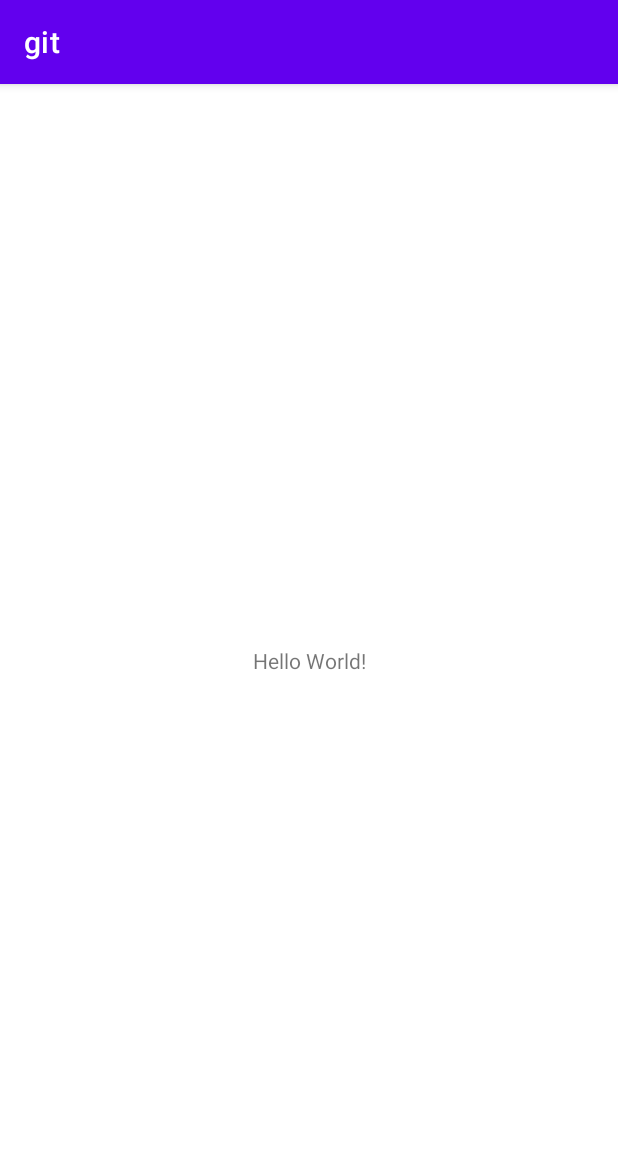
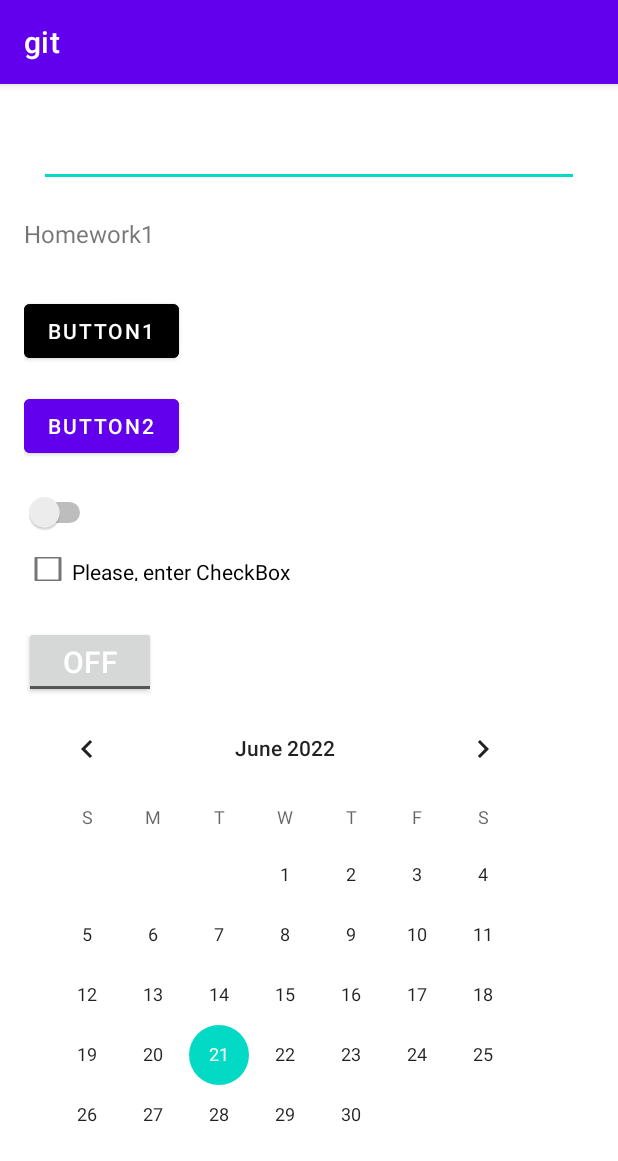
Before and after one commit to AlexSergeenko1983/git, an Android app: the screen it shows after launch (MainActivity), on a phone screen of 412 x 824 dp. Shown: the top 1161 px of the screen. Run offline under Robolectric (Android 15) with nearby library versions, the phone set to English and light mode, and no system bars.

Commit message:
Thats all.

```diff
--- a/app/src/main/res/layout/activity_main.xml
+++ b/app/src/main/res/layout/activity_main.xml
@@ -1,18 +1,65 @@
 <?xml version="1.0" encoding="utf-8"?>
-<androidx.constraintlayout.widget.ConstraintLayout xmlns:android="http://schemas.android.com/apk/res/android"
+<LinearLayout xmlns:android="http://schemas.android.com/apk/res/android"
     xmlns:app="http://schemas.android.com/apk/res-auto"
     xmlns:tools="http://schemas.android.com/tools"
     android:layout_width="match_parent"
     android:layout_height="match_parent"
-    tools:context=".MainActivity">
+    android:orientation="vertical"
+    android:padding="16dp"
+    tools:context=".MainActivity"
+    tools:ignore="UseSwitchCompatOrMaterialXml">
+
+    <EditText
+        android:layout_width="match_parent"
+        android:layout_height="wrap_content"
+        android:layout_margin="10dp"
+        android:textSize="16sp"
+        tools:text="Enter text" />
+
 
     <TextView
+        android:layout_width="match_parent"
+        android:layout_height="wrap_content"
+        android:layout_marginTop="10dp"
+        android:text="Homework1"
+        android:textSize="16sp" />
+
+    <Button
         android:layout_width="wrap_content"
         android:layout_height="wrap_content"
-        android:text="Hello World!"
-        app:layout_constraintBottom_toBottomOf="parent"
-        app:layout_constraintEnd_toEndOf="parent"
-        app:layout_constraintStart_toStartOf="parent"
-        app:layout_constraintTop_toTopOf="parent" />
+        android:layout_marginTop="30dp"
+        android:backgroundTint="@color/black"
+        android:text="Button1" />
 
-</androidx.constraintlayout.widget.ConstraintLayout>
+    <Button
+        android:layout_width="wrap_content"
+        android:layout_height="wrap_content"
+        android:layout_marginTop="15dp"
+        android:backgroundTint="@color/purple_500"
+        android:text="Button2" />
+
+    <Switch
+        android:layout_width="wrap_content"
+        android:layout_height="wrap_content"
+        android:layout_marginTop="20dp" />
+
+    <CheckBox
+        android:layout_width="wrap_content"
+        android:layout_height="16dp"
+        android:layout_marginTop="16dp"
+        android:text="Please, enter CheckBox"/>
+
+    <ToggleButton
+        android:layout_width="wrap_content"
+        android:layout_height="wrap_content"
+        android:layout_marginTop="30dp"
+        android:textSize="20dp"
+        android:textColor="@color/white"
+        android:gravity="center_horizontal"/>
+
+    <CalendarView
+        android:layout_width="wrap_content"
+        android:layout_height="match_parent"/>
+
+
+</LinearLayout>
```
Also changed, not shown: app/src/main/res/layout/layout2.xml (added, +58 -0 lines).
